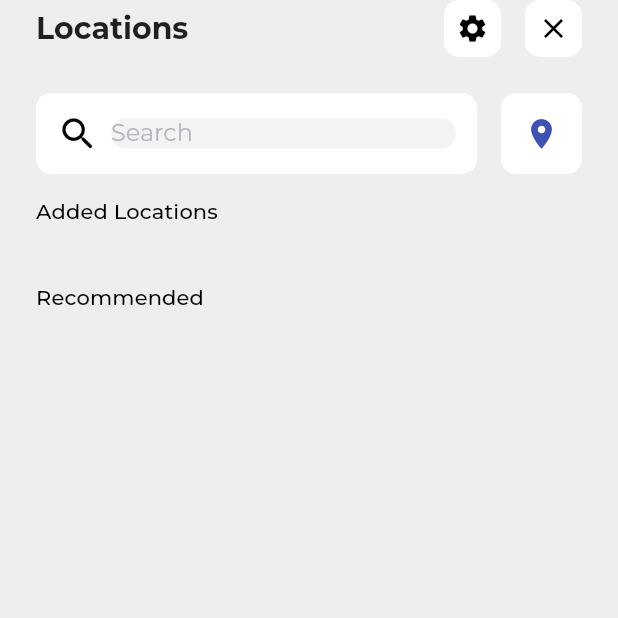
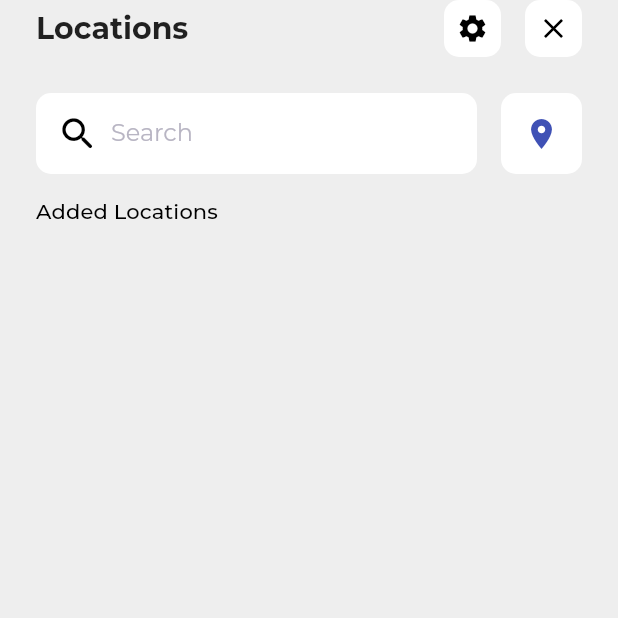
Before and after one commit to BaptisteLecat/weather_journey, a Flutter app: the LocationScreen screen opened by its route, on a phone screen of 412 x 824 dp, the top half of it. Run offline on Flutter 3.47's test engine with Material 2 defaults, Android fonts, the phone set to English and light mode, and no system bars; our stand-ins replace cloud_firestore, dio, firebase_auth, firebase_core, flutter_riverpod, flutter_svg and 8 more; missing offline and left inert: the_apple_sign_in, weather_pack; accounts and stored records are empty; generated files the repository leaves out were written again.

Commit message:
Adding icon and fix design

```diff
--- a/lib/src/features/locations/presentation/widget/location_header.dart
+++ b/lib/src/features/locations/presentation/widget/location_header.dart
@@ -70,10 +70,24 @@ class _LocationHeaderState extends State<LocationHeader> {
                           hintText: "Search",
                           contentPadding: EdgeInsets.zero,
                           isCollapsed: true,
-                          border: InputBorder.none,
+                          focusedBorder: InputBorder.none,
+                          focusColor: Colors.transparent,
+                          fillColor: Colors.transparent,
                         ),
                       ),
                     ),
+                    if (widget.isWriting.value)
+                      GestureDetector(
+                        onTap: () {
+                          widget.searchController.clear();
+                          widget.isWriting.value = false;
+                        },
+                        child: Icon(
+                          Icons.close,
+                          color: Colors.black,
+                          size: 28,
+                        ),
+                      ),
                   ],
                 ),
               ),
```
Also changed, not shown: lib/src/features/locations/presentation/location_screen.dart (+27 -3 lines), pubspec.yaml (+7 -0 lines), assets/icon.png (added), pubspec.lock, 30 other files.
